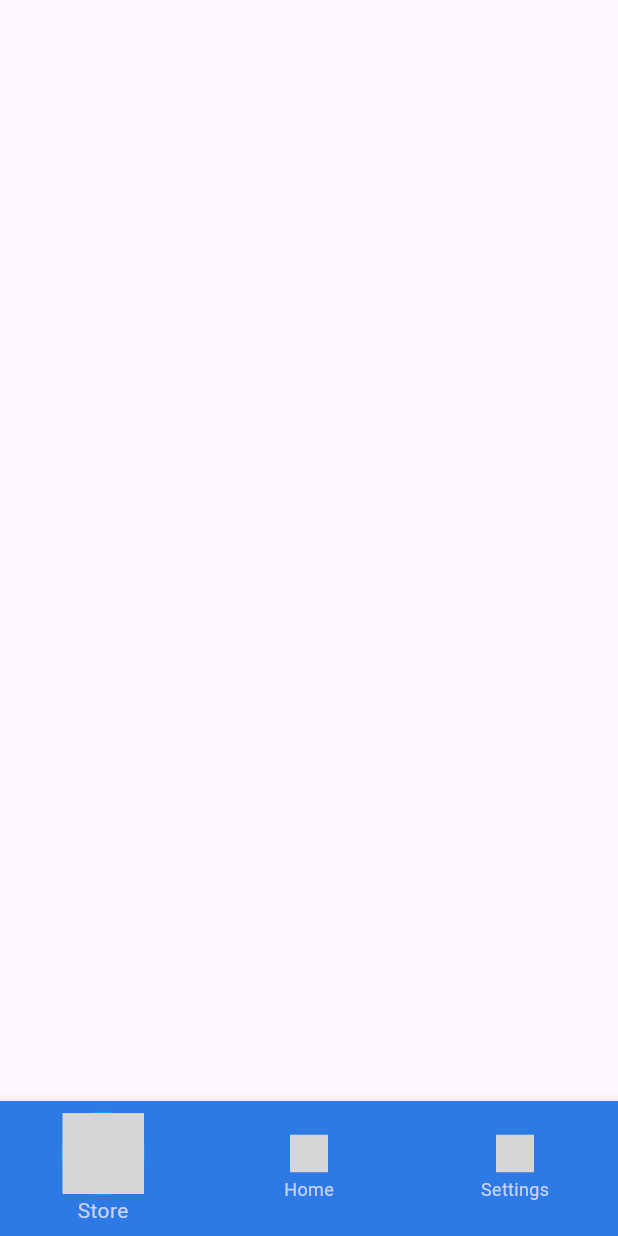
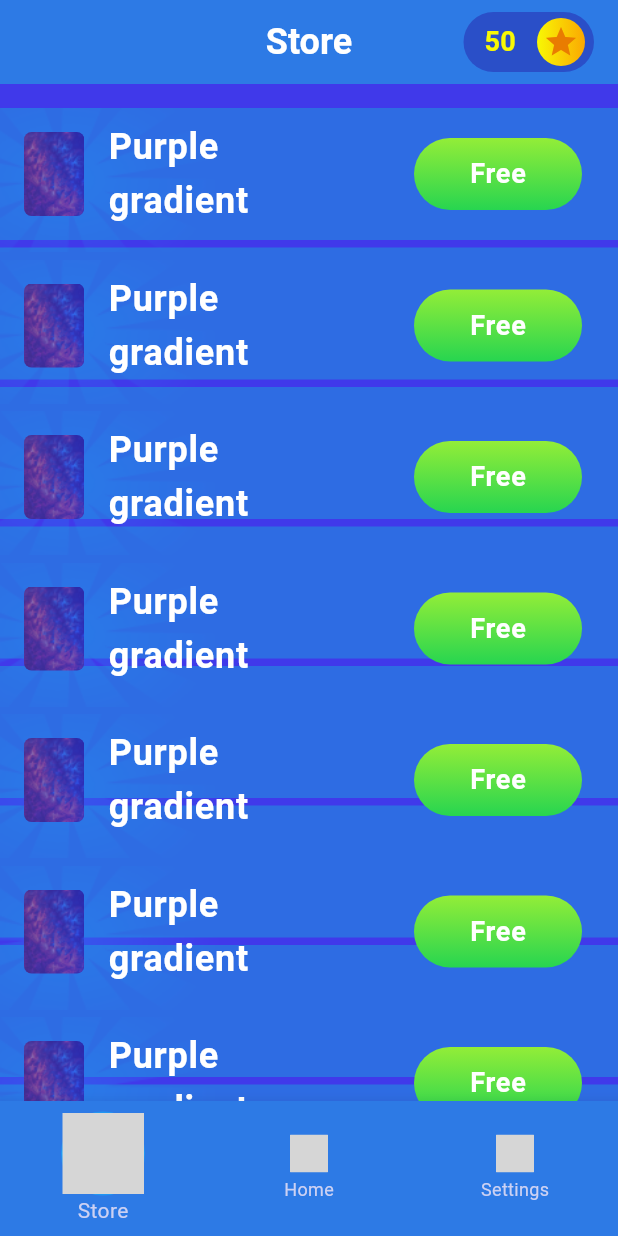
Before and after one commit to Cholponai01/bettin_quiz_app, a Flutter app: the screen it shows after launch, on a phone screen of 412 x 824 dp. Run offline on Flutter 3.47's test engine with Material 3 defaults, Android fonts, the light colour scheme and no system bars; missing offline and left inert: svg_flutter; grey boxes are pictures that could not be loaded.

Commit message:
The store page is compeleted

```diff
--- a/lib/features/profile/presentation/pages/home/bottom_navbar_page.dart
+++ b/lib/features/profile/presentation/pages/home/bottom_navbar_page.dart
@@ -1,5 +1,6 @@
 import 'package:betting_quiz_app/features/profile/presentation/pages/home/home_page.dart';
-import 'package:betting_quiz_app/features/profile/presentation/pages/home/setting_page.dart';
+import 'package:betting_quiz_app/features/profile/presentation/pages/settings/setting_page.dart';
+import 'package:betting_quiz_app/features/profile/presentation/pages/store/store_page.dart';
 import 'package:flutter/material.dart';
 import 'package:svg_flutter/svg.dart';
 
@@ -12,17 +13,76 @@ class BottomNavBarPage extends StatefulWidget {
 
 class _BottomNavBarPageState extends State<BottomNavBarPage> {
   int _currentIndex = 0;
+  List<String> textsAppBar = ['Store', 'Home', 'Settings'];
 
   @override
   Widget build(BuildContext context) {
     return Scaffold(
+      appBar: AppBar(
+        backgroundColor: const Color(0xff2D7AE5),
+        title: Text(
+          textsAppBar[_currentIndex],
+          style: const TextStyle(
+            color: Colors.white,
+            fontSize: 24,
+            fontWeight: FontWeight.w600,
+          ),
+        ),
+        centerTitle: true,
+        actions: [
+          SizedBox(
+            width: 87,
+            height: 40,
+            child: DecoratedBox(
+              decoration: BoxDecoration(
+                color: const Color(0xFF2A4FC8),
+                borderRadius: BorderRadius.circular(40),
+              ),
+              child: Row(
+                mainAxisAlignment: MainAxisAlignment.spaceEvenly,
+                children: [
+                  const SizedBox(
+                    width: 37,
+                    child: Text(
+                      '50',
+                      style: TextStyle(
+                        color: Color(0xFFF8F804),
+                        fontSize: 18,
+                        fontWeight: FontWeight.w700,
+                      ),
+                      textAlign: TextAlign.center,
+                    ),
+                  ),
+                  Container(
+                    width: 32,
+                    height: 32,
+                    decoration: BoxDecoration(
+                      gradient: const LinearGradient(
+                        colors: [Color(0xFFF8F804), Color(0xFFFBA802)],
+                      ),
+                      borderRadius: BorderRadius.circular(24),
+                    ),
+                    child: const Icon(
+                      Icons.star,
+                      color: Color(0xffE97C01),
+                    ),
+                  ),
+                ],
+              ),
+            ),
+          ),
+          const SizedBox(
+            width: 16,
+          )
+        ],
+      ),
       body: SafeArea(
         child: IndexedStack(
           index: _currentIndex,
           children: const [
-            Scaffold(),
+            StorePage(),
             HomePage(),
-            SecondPage(),
+            SettingPage(),
           ],
         ),
       ),
--- a/lib/features/profile/presentation/pages/home/home_page.dart
+++ b/lib/features/profile/presentation/pages/home/home_page.dart
@@ -38,64 +38,6 @@ class _HomePageState extends State<HomePage> {
   Widget build(BuildContext context) {
     return Scaffold(
       backgroundColor: const Color(0xFF2A4FC8),
-      appBar: AppBar(
-        backgroundColor: const Color(0xff2D7AE5),
-        title: const Text(
-          'Home',
-          style: TextStyle(
-            color: Colors.white,
-            fontSize: 24,
-            fontWeight: FontWeight.w600,
-          ),
-        ),
-        centerTitle: true,
-        actions: [
-          SizedBox(
-            width: 87,
-            height: 40,
-            child: DecoratedBox(
-              decoration: BoxDecoration(
-                color: const Color(0xFF2A4FC8),
-                borderRadius: BorderRadius.circular(40),
-              ),
-              child: Row(
-                mainAxisAlignment: MainAxisAlignment.spaceEvenly,
-                children: [
-                  const SizedBox(
-                    width: 37,
-                    child: Text(
-                      '50',
-                      style: TextStyle(
-                        color: Color(0xFFF8F804),
-                        fontSize: 18,
-                        fontWeight: FontWeight.w700,
-                      ),
-                      textAlign: TextAlign.center,
-                    ),
-                  ),
-                  Container(
-                    width: 32,
-                    height: 32,
-                    decoration: BoxDecoration(
-                      gradient: const LinearGradient(
-                        colors: [Color(0xFFF8F804), Color(0xFFFBA802)],
-                      ),
-                      borderRadius: BorderRadius.circular(24),
-                    ),
-                    child: const Icon(
-                      Icons.star,
-                      color: Color(0xffE97C01),
-                    ),
-                  ),
-                ],
-              ),
-            ),
-          ),
-          const SizedBox(
-            width: 16,
-          )
-        ],
-      ),
       body: Expanded(
         child: GridView.builder(
           padding: const EdgeInsets.all(16.00),
--- a/lib/features/profile/presentation/pages/home/setting_page.dart
+++ /dev/null
@@ -1,29 +0,0 @@
-import 'package:flutter/material.dart';
-
-class SecondPage extends StatelessWidget {
-  const SecondPage({super.key});
-
-  @override
-  Widget build(BuildContext context) {
-    return Scaffold(
-        appBar: AppBar(
-          title: Text('Hello'),
-          centerTitle: true,
-        ),
-        body: Column(
-          children: [
-            Container(
-              width: 168,
-              height: 168,
-              decoration: BoxDecoration(
-                gradient: LinearGradient(
-                  begin: Alignment(0.00, -1.00),
-                  end: Alignment(0, 1),
-                  colors: [Color(0x004A3BE1), Color(0xFF2C80E5)],
-                ),
-              ),
-            )
-          ],
-        ));
-  }
-}
--- /dev/null
+++ b/lib/features/profile/presentation/pages/settings/setting_page.dart
@@ -0,0 +1,25 @@
+import 'package:flutter/material.dart';
+
+class SettingPage extends StatelessWidget {
+  const SettingPage({super.key});
+
+  @override
+  Widget build(BuildContext context) {
+    return Scaffold(
+        body: Column(
+      children: [
+        Container(
+          width: 168,
+          height: 168,
+          decoration: const BoxDecoration(
+            gradient: LinearGradient(
+              begin: Alignment(0.00, -1.00),
+              end: Alignment(0, 1),
+              colors: [Color(0x004A3BE1), Color(0xFF2C80E5)],
+            ),
+          ),
+        )
+      ],
+    ));
+  }
+}
--- /dev/null
+++ b/lib/features/profile/presentation/pages/store/store_page.dart
@@ -0,0 +1,72 @@
+import 'package:flutter/material.dart';
+
+class StorePage extends StatelessWidget {
+  const StorePage({super.key});
+
+  @override
+  Widget build(BuildContext context) {
+    return Scaffold(
+      backgroundColor: const Color(0xff4039EA),
+      body: Padding(
+        padding: const EdgeInsets.only(
+          top: 16,
+        ),
+        child: ListView.separated(
+            itemBuilder: (BuildContext context, int index) {
+              return Stack(
+                children: [
+                  Image.asset(
+                    'assets/png_images/Vector.png',
+                    color: Colors.blue,
+                  ),
+                  ListTile(
+                    tileColor: const Color(0xFF2E6CE3),
+                    leading: ClipRRect(
+                        borderRadius: BorderRadius.circular(5),
+                        child: Image.asset(
+                            'assets/png_images/backgroundImage.png')),
+                    title: const Text(
+                      'Purple \ngradient',
+                      style: TextStyle(
+                        color: Colors.white,
+                        fontSize: 24,
+                        fontWeight: FontWeight.w600,
+                      ),
+                    ),
+                    trailing: SizedBox(
+                      width: 112,
+                      height: 48,
+                      child: DecoratedBox(
+                        decoration: BoxDecoration(
+                          borderRadius: BorderRadius.circular(56),
+                          gradient: const LinearGradient(
+                            begin: Alignment(0.00, -1.00),
+                            end: Alignment(0, 1),
+                            colors: [Color(0xFF93ED38), Color(0xFF27D550)],
+                          ),
+                        ),
+                        child: const Center(
+                          child: Text(
+                            'Free',
+                            style: TextStyle(
+                              color: Colors.white,
+                              fontSize: 18,
+                              fontWeight: FontWeight.w700,
+                            ),
+                          ),
+                        ),
+                      ),
+                    ),
+                  ),
+                ],
+              );
+            },
+            separatorBuilder: (BuildContext context, int index) =>
+                const SizedBox(
+                  height: 5,
+                ),
+            itemCount: 10),
+      ),
+    );
+  }
+}
```
Also changed, not shown: assets/png_images/Vector.png (added), assets/png_images/backgroundImage.png (added), lib/features/profile/presentation/pages/settings/settings.dart (renamed from lib/features/profile/presentation/pages/test3/test3_page.dart), lib/features/profile/presentation/pages/store/store.dart (added).
